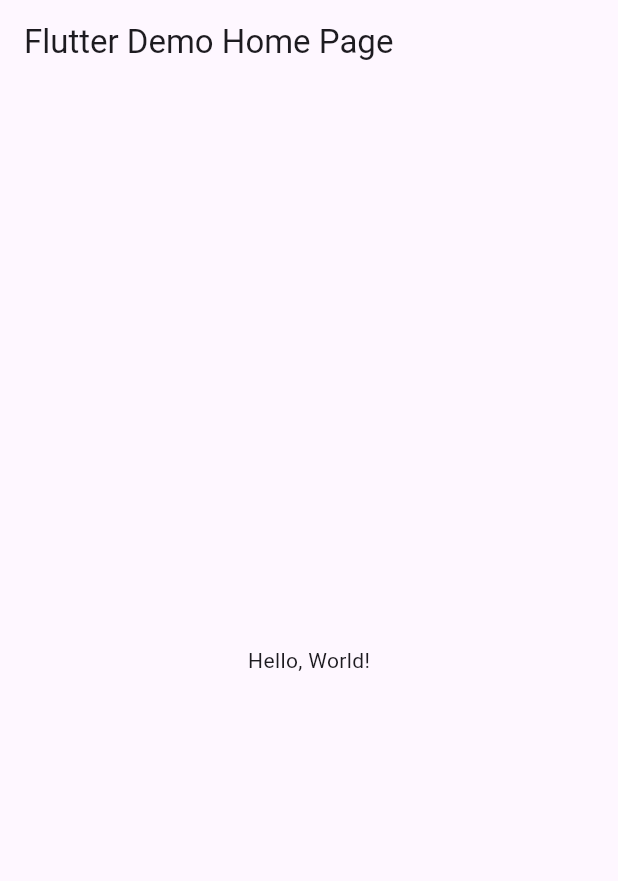
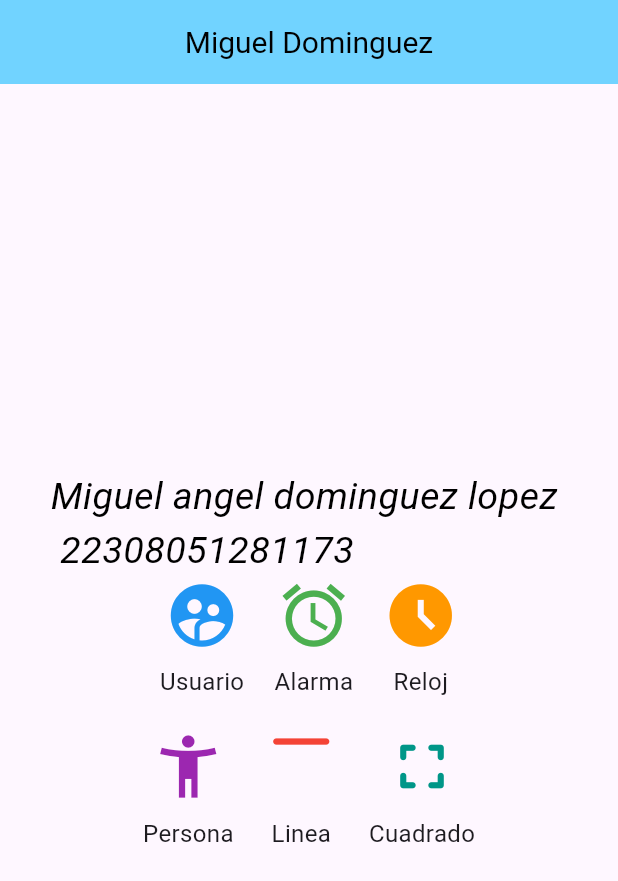
Before and after one commit to Miguel-Dmz/p9_v2, a Flutter app: the screen it shows after launch, on a phone screen of 412 x 824 dp. Shown: the top 881 px of the screen. Run offline on Flutter 3.47's test engine with Material 3 defaults, Android fonts, the phone set to English and light mode, and no system bars.

Commit message:
iconos v2

```diff
--- a/lib/main.dart
+++ b/lib/main.dart
@@ -1,43 +1,100 @@
 import 'package:flutter/material.dart';
 
-void main() => runApp(MyApp());
+void main() => runApp(MisIconos());
 
-class MyApp extends StatelessWidget {
-  const MyApp({super.key});
-  // This widget is the root of your application.
+class MisIconos extends StatelessWidget {
+  const MisIconos({Key? key}) : super(key: key);
+
   @override
   Widget build(BuildContext context) {
     return MaterialApp(
-      // Application name
-      title: 'Flutter Hello World',
-      // Application theme data, you can set the colors for the application as
-      // you want
-      theme: ThemeData(
-        // useMaterial3: false,
-        primarySwatch: Colors.blue,
-      ),
-      // A widget which will be started on application startup
-      home: MyHomePage(title: 'Flutter Demo Home Page'),
+      debugShowCheckedModeBanner: false,
+      home: Scaffold(
+          appBar: AppBar(
+            title: Text('Miguel Dominguez'),
+            titleTextStyle: TextStyle(color: Colors.black, fontSize: 20),
+            centerTitle: true,
+            backgroundColor: Color(0xff71d3ff),
+          ),
+          body: Center(
+            child: Column(
+              mainAxisAlignment: MainAxisAlignment.center,
+              // Centra las filas verticalmente
+              children: <Widget>[
+                Text("Miguel angel dominguez lopez \n 22308051281173",
+                    style: TextStyle(
+                        fontSize: 25,
+                        fontStyle: FontStyle.italic,
+                        color: Colors.black)),
+                // Primera fila
+                Row(
+                  mainAxisAlignment:
+                      MainAxisAlignment.center, // Centra los iconos en la fila
+                  children: <Widget>[
+                    IconWithLabel(
+                        icon: Icons.supervised_user_circle_sharp,
+                        label: 'Usuario',
+                        color: Colors.blue), // Cambia el color aquí
+                    SizedBox(width: 20), // Espacio entre los iconos
+                    IconWithLabel(
+                        icon: Icons.access_alarm,
+                        label: 'Alarma',
+                        color: Colors.green), // Cambia el color aquí
+                    SizedBox(width: 20), // Espacio entre los iconos
+                    IconWithLabel(
+                        icon: Icons.access_time_filled_sharp,
+                        label: 'Reloj',
+                        color: Colors.orange), // Cambia el color aquí
+                  ],
+                ),
+                SizedBox(height: 20), // Espacio entre las filas
+                // Segunda fila
+                Row(
+                  mainAxisAlignment:
+                      MainAxisAlignment.center, // Centra los iconos en la fila
+                  children: <Widget>[
+                    IconWithLabel(
+                        icon: Icons.accessibility_new_outlined,
+                        label: 'Persona',
+                        color: Colors.purple), // Cambia el color aquí
+                    SizedBox(width: 20), // Espacio entre los iconos
+                    IconWithLabel(
+                        icon: Icons.maximize_rounded,
+                        label: 'Linea',
+                        color: Colors.red), // Cambia el color aquí
+                    SizedBox(width: 20), // Espacio entre los iconos
+                    IconWithLabel(
+                        icon: Icons.fullscreen_rounded,
+                        label: 'Cuadrado',
+                        color: Colors.teal), // Cambia el color aquí
+                  ],
+                ),
+              ],
+            ),
+          )),
     );
   }
 }
 
-class MyHomePage extends StatelessWidget {
-  final String title;
-  const MyHomePage({super.key, required this.title});
+class IconWithLabel extends StatelessWidget {
+  final IconData icon;
+  final String label;
+  final Color color; // Nuevo parámetro para el color
+
+  IconWithLabel(
+      {required this.icon,
+      required this.label,
+      this.color = Colors.black}); // Color predeterminado
 
   @override
   Widget build(BuildContext context) {
-    return Scaffold(
-      appBar: AppBar(
-        // The title text which will be shown on the action bar
-        title: Text(title),
-      ),
-      body: Center(
-        child: Text(
-          'Hello, World!',
-        ),
-      ),
+    return Column(
+      children: <Widget>[
+        Icon(icon,
+            size: 50.0, color: color), // Usa el color pasado como parámetro
+        SizedBox(height: 8), // Espacio entre el icono y el texto
+        Text(label, style: TextStyle(fontSize: 16)),
+      ],
     );
   }
 }
```
Also changed, not shown: v2_iconos.PNG (added).
